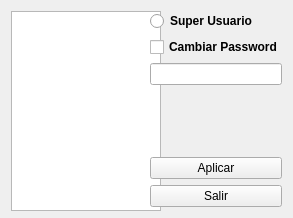
Before: the Qt Designer form bulmages/bulmasetup/editarusuariobase.ui in eboladev/Bulmages-1, drawn with Qt 5.
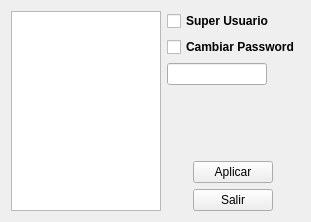
After: the same form once the commit is applied. Icons and pictures are not drawn.

```diff
--- a/bulmages/bulmasetup/editarusuariobase.ui
+++ b/bulmages/bulmasetup/editarusuariobase.ui
@@ -16,16 +16,10 @@
     <verstretch>0</verstretch>
    </sizepolicy>
   </property>
-  <property name="minimumSize">
-   <size>
-    <width>293</width>
-    <height>218</height>
-   </size>
-  </property>
   <property name="maximumSize">
    <size>
-    <width>293</width>
-    <height>218</height>
+    <width>400</width>
+    <height>320</height>
    </size>
   </property>
   <property name="windowTitle">
@@ -35,7 +29,7 @@
    <iconset resource="resources.qrc">
     <normaloff>:/images/bulmasetup_editarusuario.xpm</normaloff>:/images/bulmasetup_editarusuario.xpm</iconset>
   </property>
-  <layout class="QGridLayout" name="gridLayout_3">
+  <layout class="QGridLayout" name="gridLayout_4">
    <item row="0" column="0">
     <widget class="QListWidget" name="listWidget">
      <property name="minimumSize">
@@ -47,9 +41,11 @@
     </widget>
    </item>
    <item row="0" column="1">
+    <layout class="QGridLayout" name="gridLayout_3">
+     <item row="0" column="0" colspan="3">
     <layout class="QGridLayout" name="gridLayout_2">
      <item row="0" column="0">
-      <widget class="QRadioButton" name="Radial_su">
+        <widget class="QCheckBox" name="Radial_su">
        <property name="font">
         <font>
          <weight>75</weight>
@@ -62,8 +58,6 @@
       </widget>
      </item>
      <item row="1" column="0">
-      <layout class="QGridLayout" name="gridLayout">
-       <item row="0" column="0">
         <widget class="QCheckBox" name="CheckBox_password">
          <property name="font">
           <font>
@@ -76,12 +70,29 @@
          </property>
         </widget>
        </item>
-       <item row="1" column="0">
-        <widget class="QLineEdit" name="lineEdit"/>
-       </item>
-      </layout>
-     </item>
      <item row="2" column="0">
+        <layout class="QGridLayout" name="gridLayout">
+         <item row="0" column="0">
+          <widget class="QLineEdit" name="lineEdit"/>
+         </item>
+         <item row="0" column="1">
+          <spacer name="horizontalSpacer_3">
+           <property name="orientation">
+            <enum>Qt::Horizontal</enum>
+           </property>
+           <property name="sizeHint" stdset="0">
+            <size>
+             <width>40</width>
+             <height>20</height>
+            </size>
+           </property>
+          </spacer>
+         </item>
+        </layout>
+       </item>
+      </layout>
+     </item>
+     <item row="1" column="1">
       <spacer name="verticalSpacer_2">
        <property name="orientation">
         <enum>Qt::Vertical</enum>
@@ -94,7 +105,20 @@
        </property>
       </spacer>
      </item>
-     <item row="3" column="0">
+     <item row="2" column="0" rowspan="2">
+      <spacer name="horizontalSpacer">
+       <property name="orientation">
+        <enum>Qt::Horizontal</enum>
+       </property>
+       <property name="sizeHint" stdset="0">
+        <size>
+         <width>40</width>
+         <height>20</height>
+        </size>
+       </property>
+      </spacer>
+     </item>
+     <item row="2" column="1">
       <widget class="QPushButton" name="aplicar_cambios">
        <property name="text">
         <string>Aplicar</string>
@@ -105,7 +129,20 @@
        </property>
       </widget>
      </item>
-     <item row="4" column="0">
+     <item row="2" column="2" rowspan="2">
+      <spacer name="horizontalSpacer_2">
+       <property name="orientation">
+        <enum>Qt::Horizontal</enum>
+       </property>
+       <property name="sizeHint" stdset="0">
+        <size>
+         <width>40</width>
+         <height>20</height>
+        </size>
+       </property>
+      </spacer>
+     </item>
+     <item row="3" column="1">
       <widget class="QPushButton" name="mui_cancelar">
        <property name="text">
         <string>Salir</string>
```
Lines whose indentation alone changed are shown as unchanged.
